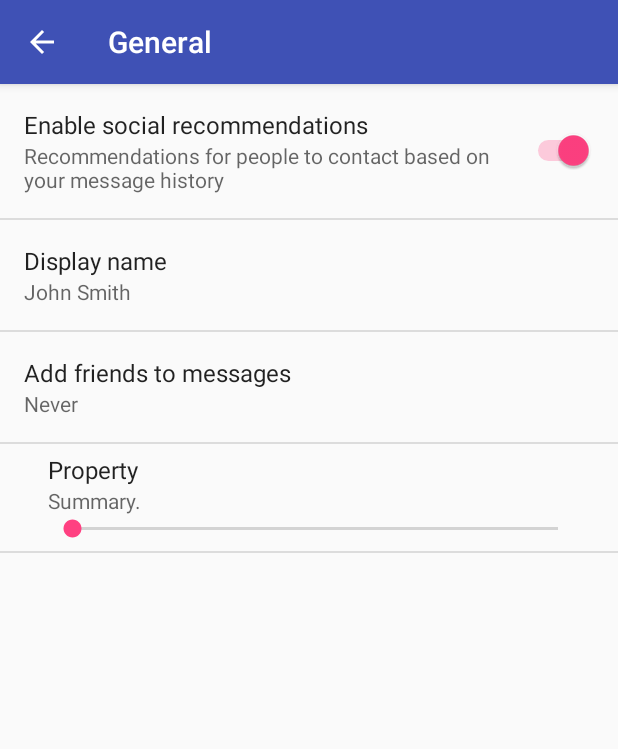
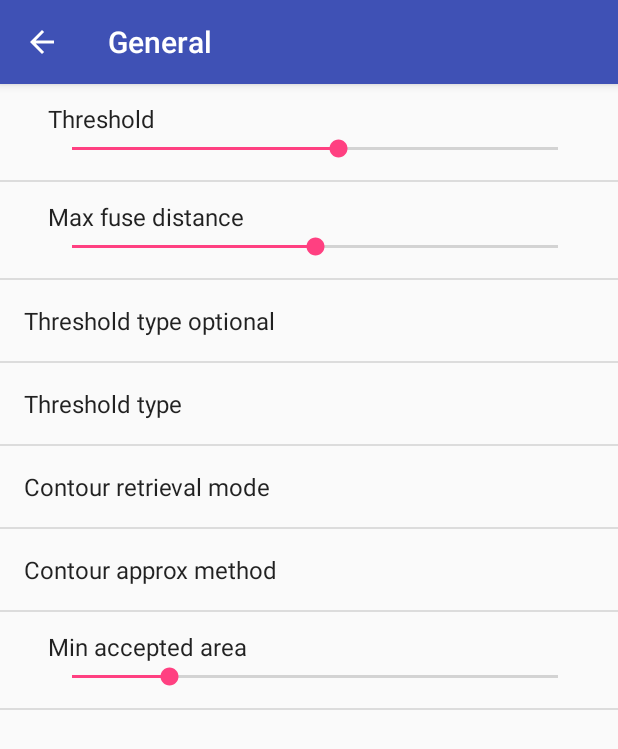
Before and after one commit to Pyrofab/ProjectAntLooker, an Android app: the SettingsActivity screen opened directly, with no data from a screen before it, after a tap on "General", on a phone screen of 412 x 824 dp. Shown: the top 749 px of the screen. Run offline under Robolectric (Android 15) with nearby library versions, the phone set to English and light mode, and no system bars; 2 statements that could not run were skipped.

Commit message:
Mise en forme du menu settings

```diff
--- a/app/src/main/res/xml/pref_general.xml
+++ b/app/src/main/res/xml/pref_general.xml
@@ -1,40 +1,51 @@
 <PreferenceScreen xmlns:android="http://schemas.android.com/apk/res/android">
-
-    <SwitchPreference
-        android:defaultValue="true"
-        android:key="example_switch"
-        android:summary="@string/pref_description_social_recommendations"
-        android:title="@string/pref_title_social_recommendations" />
 
     <!-- NOTE: EditTextPreference accepts EditText attributes. -->
     <!-- NOTE: EditTextPreference's summary should be set to its value by the activity code. -->
-    <EditTextPreference
-        android:capitalize="words"
-        android:defaultValue="@string/pref_default_display_name"
-        android:inputType="textCapWords"
-        android:key="example_text"
-        android:maxLines="1"
-        android:selectAllOnFocus="true"
-        android:singleLine="true"
-        android:title="@string/pref_title_display_name" />
 
     <!-- NOTE: Hide buttons to simplify the UI. Users can touch outside the dialog to
          dismiss it. -->
     <!-- NOTE: ListPreference's summary should be set to its value by the activity code. -->
-    <ListPreference
-        android:defaultValue="-1"
-        android:entries="@array/pref_example_list_titles"
-        android:entryValues="@array/pref_example_list_values"
-        android:key="example_list"
-        android:negativeButtonText="@null"
-        android:positiveButtonText="@null"
-        android:title="@string/pref_title_add_friends_to_messages" />
 
     <SeekBarPreference
-        android:key="keyName"
-        android:title="Property"
-        android:summary="Summary."
-        android:max="5"
-        android:defaultValue="0" />
+        android:key="pref_threshold"
+        android:title="Threshold"
+        android:max="255"
+        android:defaultValue="140" />
+    <SeekBarPreference
+        android:key="pref_max_fuse_distance"
+        android:title="Max fuse distance"
+        android:max="50"
+        android:defaultValue="25" />
+    <!-- Must me divided by 10, because seekbar can only be used for integer -->
+    <ListPreference
+        android:defaultValue="1"
+        android:entries="@array/pref_threshold_types_optional"
+        android:entryValues="@array/pref_threshold_types_optional"
+        android:key="pref_threshold_types_optional"
+        android:title="Threshold type optional" />
+    <ListPreference
+        android:defaultValue="1"
+        android:entries="@array/pref_threshold_types"
+        android:entryValues="@array/pref_threshold_types"
+        android:key="pref_threshold_types"
+        android:title="Threshold type" />
+    <ListPreference
+        android:defaultValue="1"
+        android:entries="@array/pref_contour_retrieval_mode"
+        android:entryValues="@array/pref_contour_retrieval_mode"
+        android:key="list_preference_1"
+        android:title="Contour retrieval mode" />
+    <ListPreference
+        android:defaultValue="1"
+        android:entries="@array/pref_contour_approx_method"
+        android:entryValues="@array/pref_contour_approx_method"
+        android:key="list_preference_2"
+        android:title="Contour approx method" />
+    <SeekBarPreference
+        android:key="pref_min_accepted_area"
+        android:title="Min accepted area"
+        android:max="10"
+        android:defaultValue="2" />
 
 </PreferenceScreen>
```
Also changed, not shown: 9 other files.
